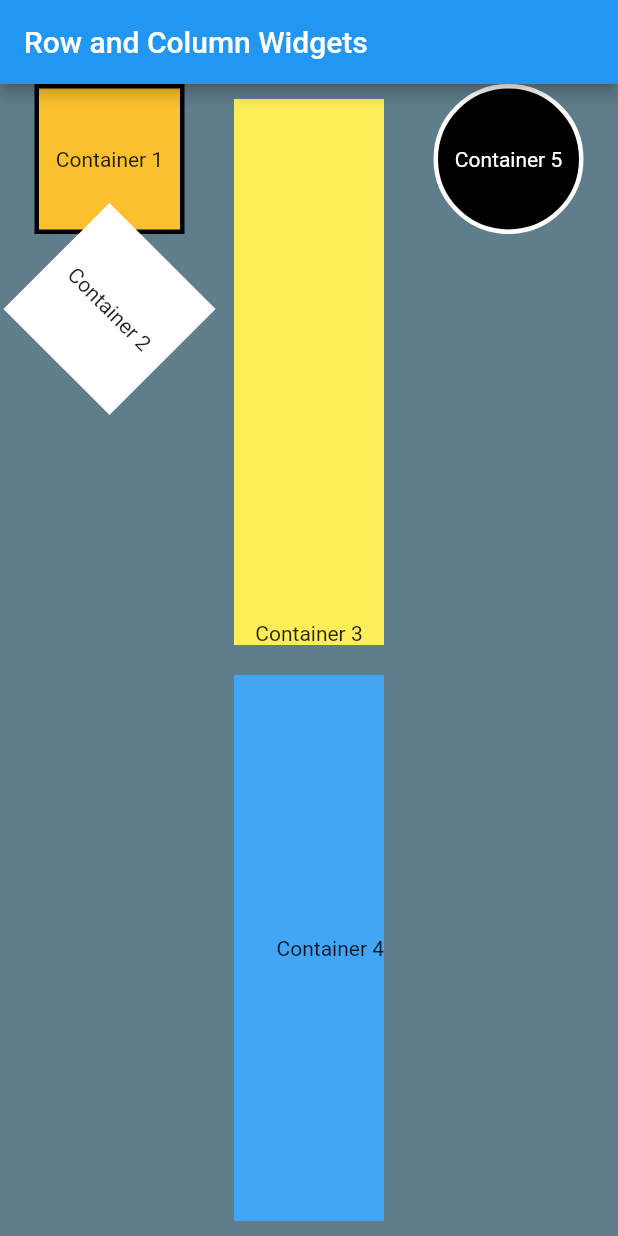
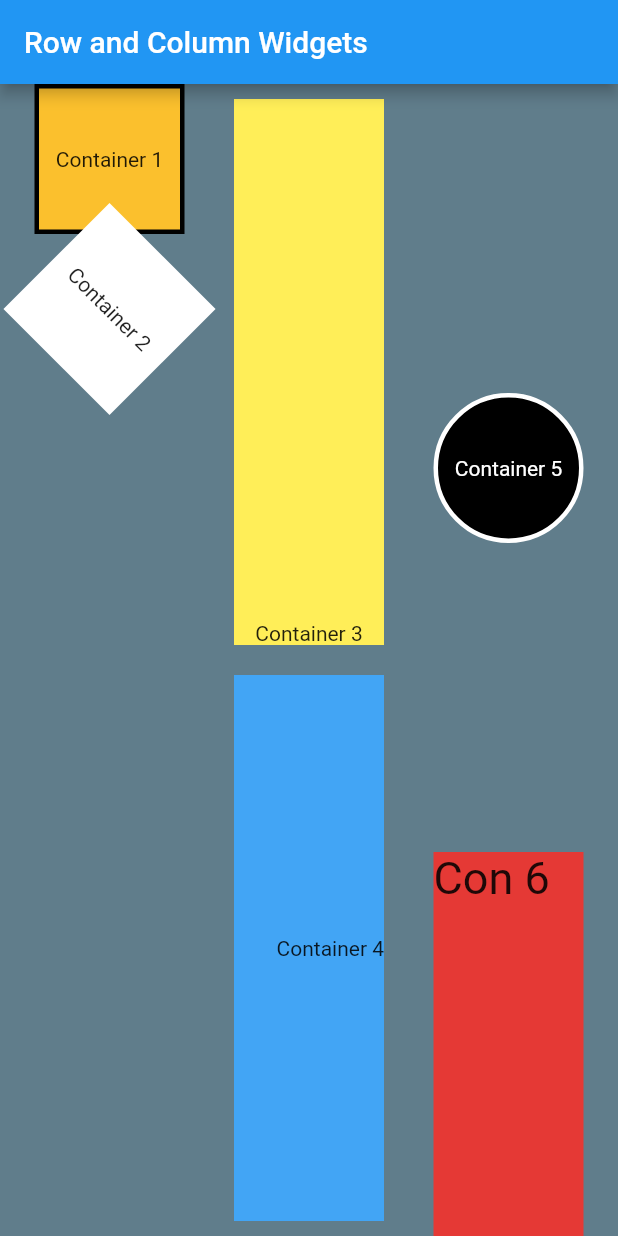
Before and after one commit to nbignell2/2504, a Flutter app: the screen it shows after launch, on a phone screen of 412 x 824 dp. Run offline on Flutter 3.47's test engine with Material 2 defaults, Android fonts, the phone set to English and light mode, and no system bars.

Commit message:
Finished third column, project completed

```diff
--- a/build_01/lib/main.dart
+++ b/build_01/lib/main.dart
@@ -74,7 +74,9 @@ class MyApp extends StatelessWidget {
           ),
           Column(
             children: [
-              Container(
+              Expanded(
+                flex: 2,
+                child: Container(
                   height: 100,
                   width: 100,
                   child: Center(
@@ -88,6 +90,20 @@ class MyApp extends StatelessWidget {
                       color: Colors.black,
                       border: Border.all(color: Colors.white, width: 3)),
                 ),
+              ),
+              Expanded(
+                flex: 1,
+                child: Container(
+                  height: 100,
+                  width: 100,
+                  color: Colors.red[600],
+                  alignment: Alignment.topLeft,
+                  child: Text(
+                    'Con 6',
+                    style: TextStyle(fontSize: 30),
+                  ),
+                ),
+              ),
             ],
           )
         ]),
```
Lines whose indentation alone changed are shown as unchanged.
